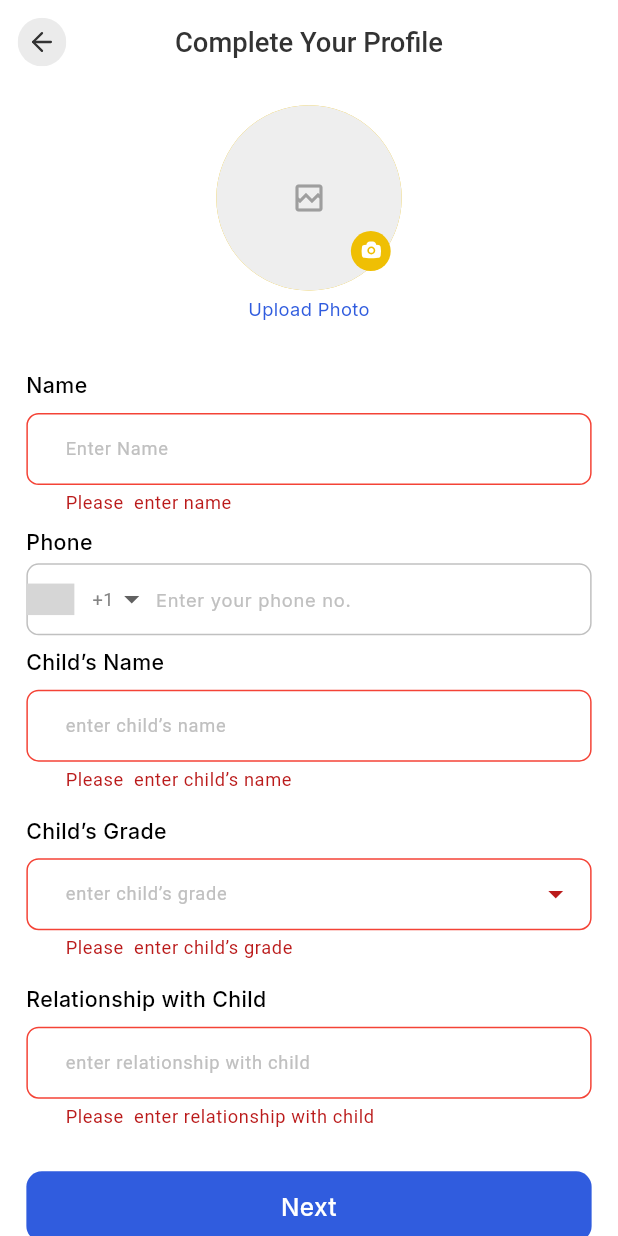
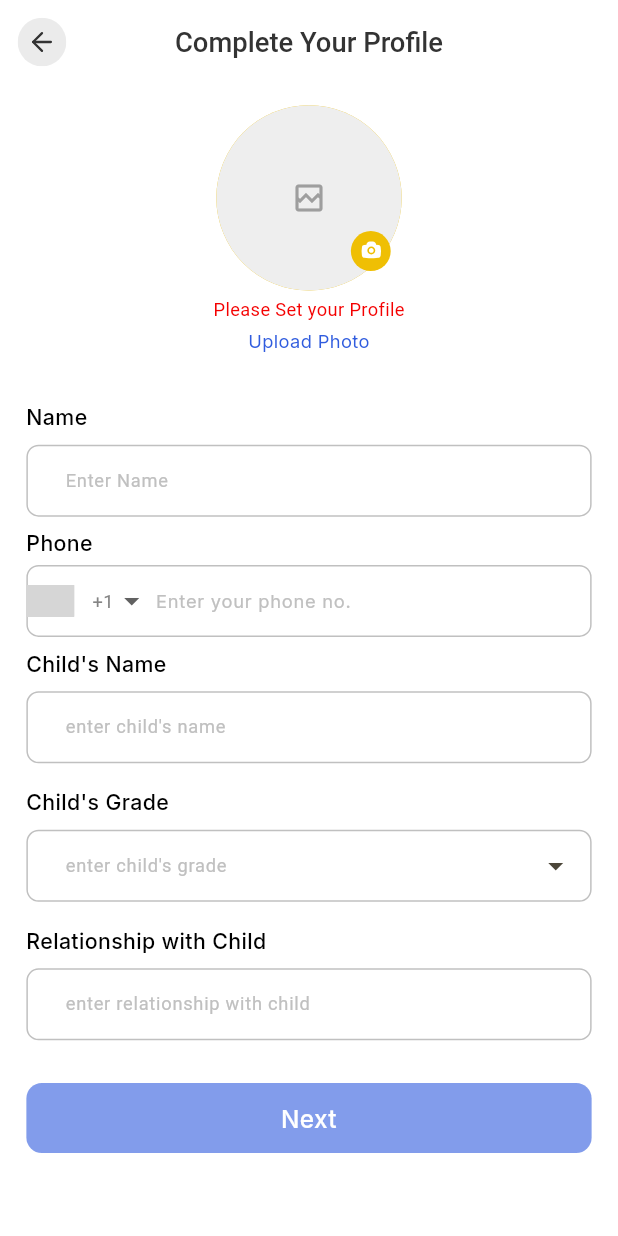
Before and after one commit to sparktechagency/pmayard_app, a Flutter app: the CompleteProfileParent screen opened by its route, after a tap on "Next", on a phone screen of 412 x 824 dp. Run offline on Flutter 3.47's test engine with Material 3 defaults, Android fonts, the phone set to English and light mode, and no system bars; drawn by our look-alikes of cached_network_image, intl_phone_number_input; our stand-ins replace audioplayers, chat_bubbles, connectivity_plus, curved_labeled_navigation_bar, dio, firebase_core and 21 more; missing offline and left inert: mime_type, record; accounts and stored records are empty; network calls fail; grey boxes are pictures that could not be loaded.

```diff
--- a/lib/feature/auth/complete_profile/complete_profile_parent.dart
+++ b/lib/feature/auth/complete_profile/complete_profile_parent.dart
@@ -24,32 +24,73 @@ class _CompleteProfileParentState extends State<CompleteProfileParent> {
   final GlobalKey<FormState> _globalKey = GlobalKey<FormState>();
 
   PhoneNumber number = PhoneNumber(isoCode: 'US');
+  bool isProfileEmpty = false;
+
+  // Add FocusNode for phone number field
+  final FocusNode phoneFocusNode = FocusNode();
+  bool hasPhoneBlurred = false;
+
+  @override
+  void initState() {
+    super.initState();
+    // Listen to focus changes
+    phoneFocusNode.addListener(() {
+      if (!phoneFocusNode.hasFocus) {
+        setState(() {
+          hasPhoneBlurred = true;
+        });
+      }
+    });
+  }
+
+  @override
+  void dispose() {
+    phoneFocusNode.dispose();
+    super.dispose();
+  }
 
   @override
   Widget build(BuildContext context) {
     return CustomScaffold(
       appBar: CustomAppBar(title: 'Complete Your Profile'),
-
       body: SingleChildScrollView(
         child: Column(
           children: [
             SizedBox(height: 10.h),
             GetBuilder<ProfileConfirmController>(
               builder: (controller) {
-                return Stack(
+                return Column(
+                  children: [
+                    Stack(
                       children: [
                         CustomImageAvatar(
                           fileImage: controller.profileParent,
                           radius: 60.r,
                         ),
-
                         Positioned(
                           bottom: 12.h,
                           right: 6.w,
                           child: GestureDetector(
-                        onTap: () =>
-                            controller.onTapImageParentSelected(context),
+                            onTap: () {
+                              controller.onTapImageParentSelected(context);
+                              setState(() {
+                                isProfileEmpty = false;
+                              });
+                            },
                             child: Assets.icons.profileCamera.svg(),
+                          ),
+                        ),
+                      ],
+                    ),
+                    if (isProfileEmpty)
+                      Padding(
+                        padding: EdgeInsets.only(top: 4.h),
+                        child: Text(
+                          'Please Set your Profile',
+                          style: TextStyle(
+                            color: AppColors.errorColor,
+                            fontSize: 12.sp,
+                          ),
                         ),
                       ),
                   ],
@@ -73,6 +114,12 @@ class _CompleteProfileParentState extends State<CompleteProfileParent> {
                     labelText: 'Name',
                     controller: profileController.nameParentController,
                     hintText: "Enter Name",
+                    validator: (value) {
+                      if (value == null || value.isEmpty) {
+                        return 'Please enter your name';
+                      }
+                      return null;
+                    },
                   ),
                   Align(
                     alignment: Alignment.centerLeft,
@@ -84,15 +131,17 @@ class _CompleteProfileParentState extends State<CompleteProfileParent> {
                       fontWeight: FontWeight.w500,
                     ),
                   ),
-
-                  InternationalPhoneNumberInput(
+                  GetBuilder<ProfileConfirmController>(
+                    builder: (controller) {
+                      return InternationalPhoneNumberInput(
+                        focusNode: phoneFocusNode,
                         textStyle: TextStyle(
                           color: AppColors.appGreyColor,
                           fontSize: 12.sp,
                         ),
                         selectorTextStyle: TextStyle(
                           fontSize: 12.sp,
-                      color: AppColors.appGreyColor
+                          color: AppColors.appGreyColor,
                         ),
                         selectorConfig: const SelectorConfig(
                           selectorType: PhoneInputSelectorType.DROPDOWN,
@@ -101,21 +150,26 @@ class _CompleteProfileParentState extends State<CompleteProfileParent> {
                           trailingSpace: false,
                         ),
                         onInputChanged: (PhoneNumber num) {},
+                        onInputValidated: (bool isValid) {
+                          controller.updatePhoneValidationParent(isValid);
+                        },
                         cursorColor: AppColors.appGreyColor,
                         textFieldController:
                         profileController.numberParentController,
                         initialValue: number,
                         formatInput: true,
                         inputDecoration: InputDecoration(
-
                           hintStyle: TextStyle(
                             color: AppColors.grayShade100,
                             fontSize: 12.sp,
                             fontFamily: FontFamily.inter,
                           ),
                           hintText: "Enter your phone no.",
-                      focusedBorder: focusedBorder(),
-                      enabledBorder: enabledBorder(),
+                          focusedBorder: controller.isPhoneValidParent == true ? focusedBorder() : errorBorder(),
+                          enabledBorder: hasPhoneBlurred &&
+                              !controller.isPhoneValidParent.value
+                              ? errorBorder()
+                              : enabledBorder(),
                           errorBorder: errorBorder(),
                           border: focusedBorder(),
                           focusedErrorBorder: errorBorder(),
@@ -123,16 +177,22 @@ class _CompleteProfileParentState extends State<CompleteProfileParent> {
                         ),
                         selectorButtonOnErrorPadding: 0,
                         spaceBetweenSelectorAndTextField: 0,
+                      );
+                    },
                   ),
-
                   SizedBox(height: 8.h),
                   CustomTextField(
-                    labelText: 'Child’s Name',
+                    labelText: "Child's Name",
                     controller: profileController.childNameController,
-                    hintText: "enter child’s name",
+                    hintText: "enter child's name",
+                    validator: (value) {
+                      if (value == null || value.isEmpty) {
+                        return "Please enter child's name";
+                      }
+                      return null;
+                    },
                   ),
                   SizedBox(height: 8.h),
-
                   GestureDetector(
                     onTapDown: (details) async {
                       final options = [
@@ -155,42 +215,83 @@ class _CompleteProfileParentState extends State<CompleteProfileParent> {
 
                       if (selected != null) {
                         profileController.childGradeController.text = selected;
+                        setState(() {});
                       }
                     },
                     child: AbsorbPointer(
                       child: CustomTextField(
                         suffixIcon: Icon(Icons.arrow_drop_down),
                         readOnly: true,
-                        labelText: 'Child’s Grade',
+                        labelText: "Child's Grade",
                         controller: profileController.childGradeController,
-                        hintText: "enter child’s grade",
+                        hintText: "enter child's grade",
+                        validator: (value) {
+                          if (value == null || value.isEmpty) {
+                            return "Please select child's grade";
+                          }
+                          return null;
+                        },
                       ),
                     ),
                   ),
-
                   SizedBox(height: 8.h),
                   CustomTextField(
                     labelText: 'Relationship with Child',
                     controller: profileController.relationshipController,
                     hintText: "enter relationship with child",
+                    validator: (value) {
+                      if (value == null || value.isEmpty) {
+                        return 'Please enter relationship with child';
+                      }
+                      return null;
+                    },
                   ),
-
                   SizedBox(height: 20.h),
                   GetBuilder<ProfileConfirmController>(
                     builder: (controller) {
-                      return controller.isLoadingParent
-                          ? CustomLoader()
-                          : CustomButton(
-                              label:
-                                  Get.find<UserController>().user?.role ==
-                                      'parent'
+                      if (controller.isLoadingParent) {
+                        return CustomLoader();
+                      }
+
+                      bool canSubmit = controller.profileParent != null &&
+                          controller.isPhoneValidParent.value &&
+                          controller.nameParentController.text.isNotEmpty &&
+                          controller.childNameController.text.isNotEmpty &&
+                          controller.childGradeController.text.isNotEmpty &&
+                          controller.relationshipController.text.isNotEmpty;
+
+                      return Opacity(
+                        opacity: canSubmit ? 1.0 : 0.6,
+                        child: CustomButton(
+                          label: Get.find<UserController>().user?.role == 'parent'
                               ? 'Save & Continue'
                               : "Next",
                           onPressed: () {
-                                if (!_globalKey.currentState!.validate())
+                            // Check profile image first
+                            if (controller.profileParent == null) {
+                              setState(() {
+                                isProfileEmpty = true;
+                              });
                               return;
+                            }
+
+                            // Check phone validation
+                            if (!controller.isPhoneValidParent.value) {
+                              setState(() {
+                                hasPhoneBlurred = true;
+                              });
+                              return;
+                            }
+
+                            // Validate form
+                            if (!_globalKey.currentState!.validate()) {
+                              return;
+                            }
+
+                            // All validations passed, submit
                             controller.profileConfirmParent();
                           },
+                        ),
                       );
                     },
                   ),
--- a/lib/feature/session/session_screen.dart
+++ b/lib/feature/session/session_screen.dart
@@ -128,14 +128,11 @@ class _SessionScreenState extends State<SessionScreen> {
                           String imageUrl = '';
 
                           if (userRole == 'professional') {
-                            // Check if parent is a Map or just an ID string
                             final parentData = session['parent'];
                             if (parentData is Map<String, dynamic>) {
                               name = parentData['name']?.toString() ?? 'Unknown';
                               imageUrl = parentData['profileImage']?.toString() ?? '';
                             } else if (parentData is String) {
-                              // If it's just an ID, you might need to fetch parent details separately
-                              // Or handle it differently based on your data structure
                               name = 'Parent';
                               imageUrl = '';
                             }
```
Also changed, not shown: lib/controllers/auth/profile_confirm/profile_confirm_controller.dart (+26 -21 lines), lib/feature/auth/complete_profile/complete_profile_professional.dart (+23 -7 lines), lib/feature/home/home_screen.dart (+6 -2 lines), lib/feature/profile/calender_screen/calender_screen.dart (+32 -24 lines). Lines whose indentation alone changed are shown as unchanged.
